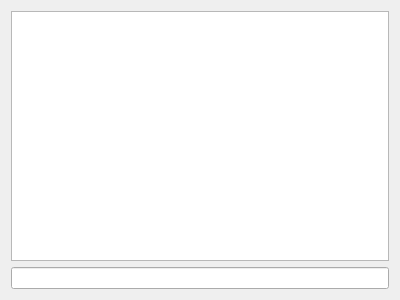
Tw1ddle/geometrize, file Geometrize/dialog/scriptconsole.ui: the form before one commit.
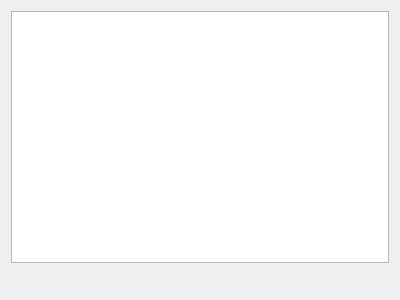
The form after the commit. Custom widgets are drawn as their Qt base class.

Diff of the .ui file:
```diff
--- a/Geometrize/dialog/scriptconsole.ui
+++ b/Geometrize/dialog/scriptconsole.ui
@@ -10,6 +10,18 @@
     <height>300</height>
    </rect>
   </property>
+  <property name="sizePolicy">
+   <sizepolicy hsizetype="Preferred" vsizetype="Preferred">
+    <horstretch>0</horstretch>
+    <verstretch>0</verstretch>
+   </sizepolicy>
+  </property>
+  <property name="minimumSize">
+   <size>
+    <width>0</width>
+    <height>0</height>
+   </size>
+  </property>
   <property name="windowTitle">
    <string>Form</string>
   </property>
@@ -25,10 +37,31 @@
     </widget>
    </item>
    <item>
-    <widget class="QLineEdit" name="commandLine"/>
+    <widget class="geometrize::dialog::CommandLineEdit" name="commandLine" native="true">
+     <property name="sizePolicy">
+      <sizepolicy hsizetype="Preferred" vsizetype="Fixed">
+       <horstretch>0</horstretch>
+       <verstretch>0</verstretch>
+      </sizepolicy>
+     </property>
+     <property name="minimumSize">
+      <size>
+       <width>0</width>
+       <height>20</height>
+      </size>
+     </property>
+    </widget>
    </item>
   </layout>
  </widget>
+ <customwidgets>
+  <customwidget>
+   <class>geometrize::dialog::CommandLineEdit</class>
+   <extends>QWidget</extends>
+   <header>dialog/commandlineedit.h</header>
+   <container>1</container>
+  </customwidget>
+ </customwidgets>
  <resources/>
  <connections/>
 </ui>
```
